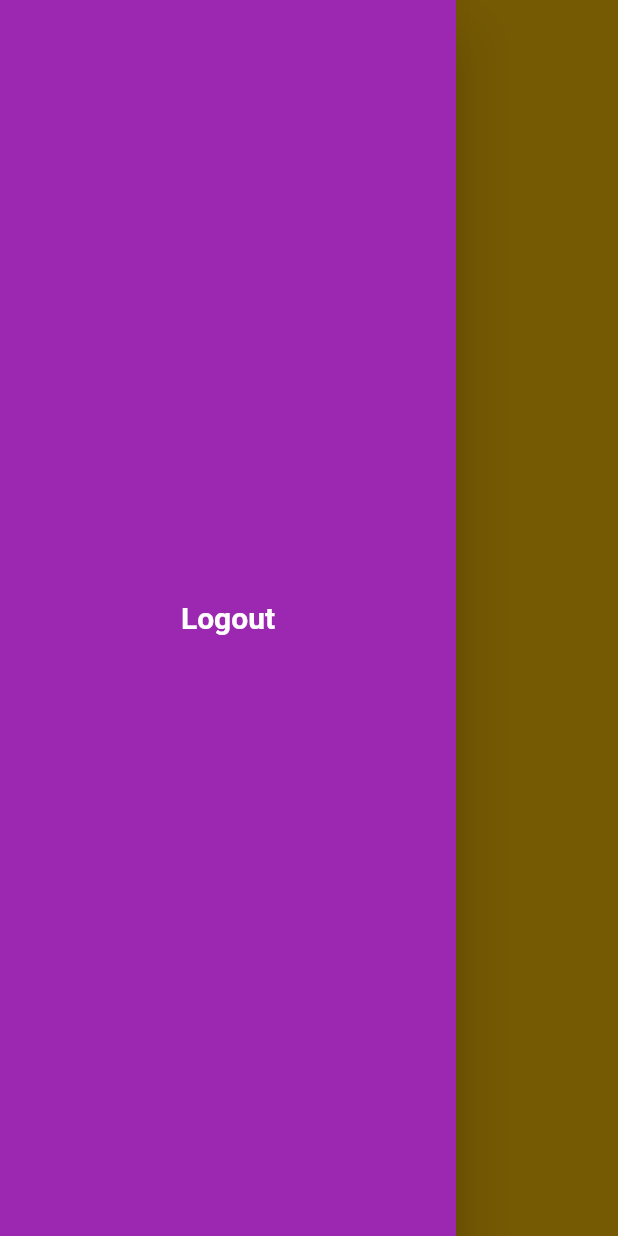
After one commit to Tanmay-R-Choudhary/chatapp_for_programmers, a Flutter app: the screen it shows once a user with an empty profile is signed in, in the side drawer, after a tap on "Logout", on a phone screen of 412 x 824 dp. The commit adds this screen. Run offline on Flutter 3.47's test engine with Material 2 defaults, Android fonts, the phone set to English and light mode, and no system bars; our stand-ins replace firebase_auth, firebase_core, get; accounts and stored records are empty; network calls fail.

Commit message:
added authentication

```diff
--- a/lib/main.dart
+++ b/lib/main.dart
@@ -1,9 +1,18 @@
+import 'package:app/firebase_options.dart';
 import 'package:app/pages/sign_up/binding/sign_up_binding.dart';
 import 'package:app/pages/sign_up/view/sign_up.dart';
+import 'package:app/utils/authentication_service_controller.dart';
 import 'package:flutter/material.dart';
 import 'package:get/get.dart';
+import 'package:firebase_core/firebase_core.dart';
 
-void main() {
+void main() async {
+  WidgetsFlutterBinding.ensureInitialized();
+  await Firebase.initializeApp(
+    options: DefaultFirebaseOptions.currentPlatform,
+  ).then((value) {
+    Get.put(AuthenticationServiceController());
+  });
   runApp(const MyApp());
 }
 
@@ -14,7 +23,7 @@ class MyApp extends StatelessWidget {
   Widget build(BuildContext context) {
     return GetMaterialApp(
       debugShowCheckedModeBanner: false,
-      home: SignUpPage(),
+      home: const SignUpPage(),
       initialBinding: SignUpPageBinding(),
     );
   }
--- /dev/null
+++ b/lib/pages/home/binding/home_binding.dart
@@ -0,0 +1,9 @@
+import 'package:app/pages/home/controller/home_controller.dart';
+import 'package:get/get.dart';
+
+class HomePageBinding extends Bindings {
+  @override
+  void dependencies() {
+    Get.put(HomePageController());
+  }
+}
--- /dev/null
+++ b/lib/pages/home/controller/home_controller.dart
@@ -0,0 +1,3 @@
+import 'package:get/get.dart';
+
+class HomePageController extends GetxController {}
--- /dev/null
+++ b/lib/pages/home/view/home.dart
@@ -0,0 +1,37 @@
+import 'package:app/pages/home/controller/home_controller.dart';
+import 'package:app/utils/authentication_service_controller.dart';
+import 'package:flutter/material.dart';
+import 'package:get/get.dart';
+
+class HomePage extends GetView<HomePageController> {
+  const HomePage({Key? key}) : super(key: key);
+
+  @override
+  Widget build(BuildContext context) {
+    return Scaffold(
+      drawer: Drawer(
+        backgroundColor: Colors.purple,
+        child: Center(
+            child: TextButton(
+          child: const Text(
+            "Logout",
+            style: TextStyle(
+                color: Colors.white,
+                fontWeight: FontWeight.bold,
+                fontSize: 20.0),
+          ),
+          onPressed: () {
+            AuthenticationServiceController.instance.signOut();
+          },
+        )),
+      ),
+      backgroundColor: Colors.amber,
+      body: Center(
+        child: Text(
+          "Hello ${AuthenticationServiceController.instance.auth.currentUser?.displayName ?? "err"}",
+          style: const TextStyle(fontWeight: FontWeight.bold, fontSize: 30.0),
+        ),
+      ),
+    );
+  }
+}
--- a/lib/pages/sign_in/view/sign_in.dart
+++ b/lib/pages/sign_in/view/sign_in.dart
@@ -1,4 +1,7 @@
 import 'package:app/pages/sign_in/controller/sign_in_controller.dart';
+import 'package:app/pages/sign_up/binding/sign_up_binding.dart';
+import 'package:app/pages/sign_up/view/sign_up.dart';
+import 'package:app/utils/authentication_service_controller.dart';
 import 'package:flutter/material.dart';
 import 'package:get/get.dart';
 
@@ -30,13 +33,27 @@ class SignInPage extends GetView<SignInPageController> {
               ),
             ),
             ElevatedButton(
-              onPressed: () {},
+              onPressed: () {
+                AuthenticationServiceController.instance.signIn(
+                    emailController.text.trim(),
+                    passwordController.text.trim());
+              },
               style: ElevatedButton.styleFrom(primary: Colors.black),
               child: const Text(
                 "Sign in",
                 style: TextStyle(color: Colors.white),
               ),
-            )
+            ),
+            ElevatedButton(
+              onPressed: () {
+                Get.off(() => const SignUpPage(), binding: SignUpPageBinding());
+              },
+              style: ElevatedButton.styleFrom(primary: Colors.black),
+              child: const Text(
+                "Sign up",
+                style: TextStyle(color: Colors.white),
+              ),
+            ),
           ],
         ),
       ),
--- a/lib/pages/sign_up/view/sign_up.dart
+++ b/lib/pages/sign_up/view/sign_up.dart
@@ -1,4 +1,7 @@
+import 'package:app/pages/sign_in/binding/sign_in_binding.dart';
+import 'package:app/pages/sign_in/view/sign_in.dart';
 import 'package:app/pages/sign_up/controller/sign_up_controller.dart';
+import 'package:app/utils/authentication_service_controller.dart';
 import 'package:flutter/material.dart';
 import 'package:get/get.dart';
 
@@ -31,19 +34,35 @@ class SignUpPage extends GetView<SignUpPageController> {
               ),
             ),
             TextField(
+              obscureText: true,
               controller: passwordController,
               decoration: const InputDecoration(
                 hintText: "password",
               ),
             ),
             ElevatedButton(
-              onPressed: () {},
+              onPressed: () {
+                AuthenticationServiceController.instance.signUp(
+                    displayNameController.text.trim(),
+                    emailController.text.trim(),
+                    passwordController.text.trim());
+              },
               style: ElevatedButton.styleFrom(primary: Colors.black),
               child: const Text(
                 "Create account",
                 style: TextStyle(color: Colors.white),
               ),
-            )
+            ),
+            ElevatedButton(
+              onPressed: () {
+                Get.off(() => const SignInPage(), binding: SignInPageBinding());
+              },
+              style: ElevatedButton.styleFrom(primary: Colors.black),
+              child: const Text(
+                "Sign in",
+                style: TextStyle(color: Colors.white),
+              ),
+            ),
           ],
         ),
       ),
--- /dev/null
+++ b/lib/utils/authentication_service_controller.dart
@@ -0,0 +1,59 @@
+import 'package:flutter/material.dart';
+import 'package:app/pages/home/binding/home_binding.dart';
+import 'package:app/pages/home/view/home.dart';
+import 'package:app/pages/sign_in/binding/sign_in_binding.dart';
+import 'package:app/pages/sign_in/view/sign_in.dart';
+import 'package:firebase_auth/firebase_auth.dart';
+import 'package:get/get.dart';
+
+class AuthenticationServiceController extends GetxController {
+  static AuthenticationServiceController instance = Get.find();
+  late Rx<User?> _user;
+
+  FirebaseAuth auth = FirebaseAuth.instance;
+
+  @override
+  void onReady() {
+    super.onReady();
+    _user = Rx<User?>(auth.currentUser);
+    _user.bindStream(auth.userChanges());
+    ever(_user, _initaliseScreen);
+  }
+
+  _initaliseScreen(User? user) {
+    if (user == null) {
+      Get.offAll(() => const SignInPage(), binding: SignInPageBinding());
+    } else {
+      Get.offAll(() => const HomePage(), binding: HomePageBinding());
+    }
+  }
+
+  void signUp(String displayName, String email, String password) async {
+    try {
+      await auth.createUserWithEmailAndPassword(
+          email: email, password: password);
+      await auth.currentUser?.updateDisplayName(displayName);
+    } catch (e) {
+      Get.snackbar("Error", e.toString(),
+          snackPosition: SnackPosition.TOP, backgroundColor: Colors.white);
+    }
+  }
+
+  void signIn(String email, String password) async {
+    try {
+      await auth.signInWithEmailAndPassword(email: email, password: password);
+    } catch (e) {
+      Get.snackbar("Error", e.toString(),
+          snackPosition: SnackPosition.TOP, backgroundColor: Colors.white);
+    }
+  }
+
+  void signOut() async {
+    try {
+      await auth.signOut();
+    } catch (e) {
+      Get.snackbar("Error", e.toString(),
+          snackPosition: SnackPosition.TOP, backgroundColor: Colors.white);
+    }
+  }
+}
```
